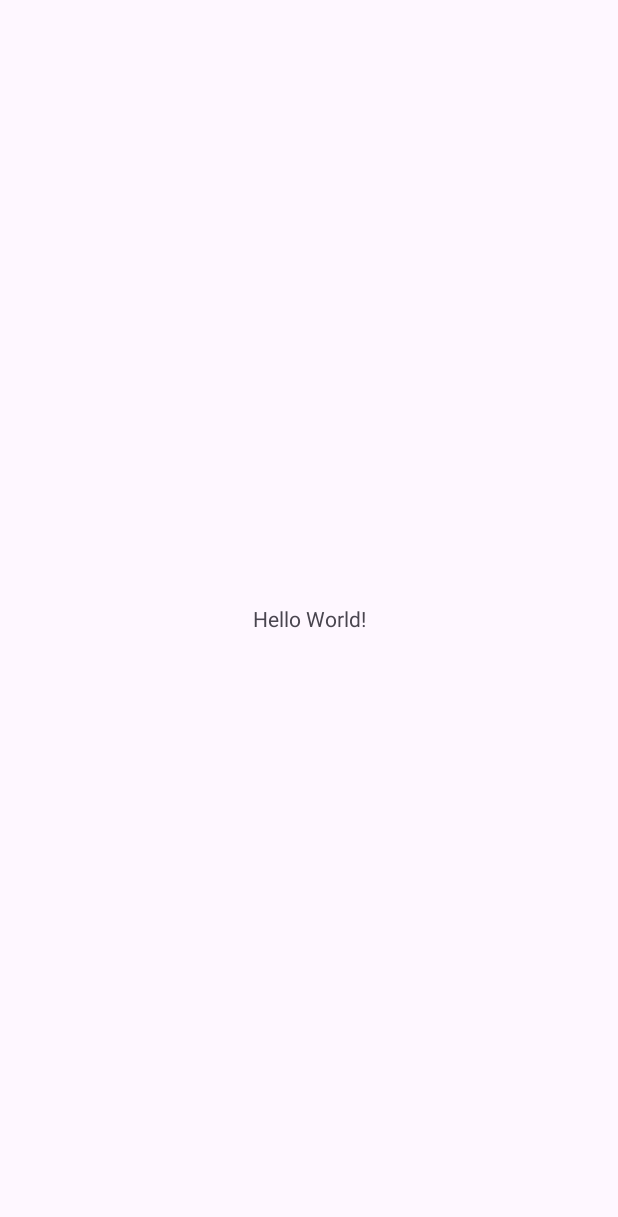
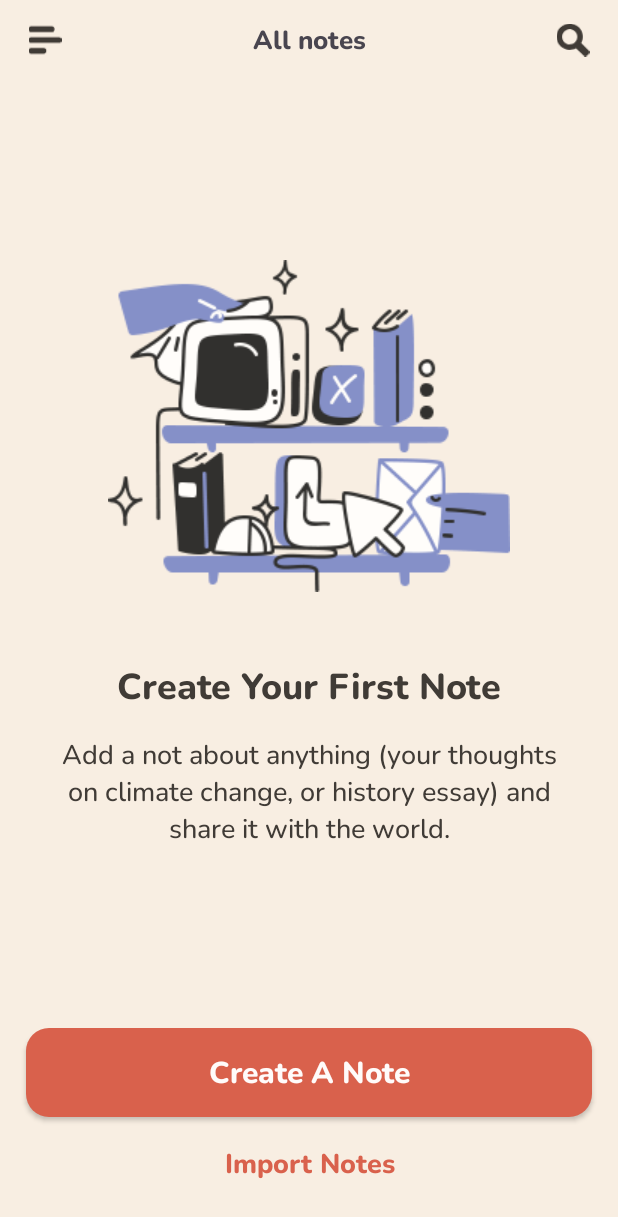
Before and after one commit to khongphaiduycuannn/Note-Taking, an Android app: the screen it shows after launch (MainActivity), on a phone screen of 412 x 824 dp. Before the commit the part shown is almost empty. Shown: the top 1217 px of the screen. Run offline under Robolectric (Android 15) with nearby library versions, the light colour scheme and no system bars.

Commit message:
ui create first note screen

```diff
--- /dev/null
+++ b/app/src/main/java/com/example/notetaking/ui/home/HomeFragment.kt
@@ -0,0 +1,27 @@
+package com.example.notetaking.ui.home
+
+import androidx.lifecycle.ViewModelProvider
+import com.example.notetaking.base.BaseFragment
+import com.example.notetaking.databinding.FragmentHomeBinding
+
+class HomeFragment :
+    BaseFragment<FragmentHomeBinding, HomeViewModel>(FragmentHomeBinding::inflate) {
+    override val viewModel: HomeViewModel
+        get() = ViewModelProvider(this)[HomeViewModel::class.java]
+
+    override fun initData() {
+
+    }
+
+    override fun setView() {
+
+    }
+
+    override fun observeData() {
+
+    }
+
+    override fun setOnClick() {
+
+    }
+}
--- /dev/null
+++ b/app/src/main/java/com/example/notetaking/ui/home/HomeViewModel.kt
@@ -0,0 +1,6 @@
+package com.example.notetaking.ui.home
+
+import com.example.notetaking.base.BaseViewModel
+
+class HomeViewModel : BaseViewModel() {
+}
--- /dev/null
+++ b/app/src/main/res/drawable/bg_button_rectangle_orange.xml
@@ -0,0 +1,6 @@
+<?xml version="1.0" encoding="utf-8"?>
+<shape xmlns:android="http://schemas.android.com/apk/res/android"
+    android:shape="rectangle">
+    <solid android:color="#D9614C" />
+    <corners android:radius="15dp" />
+</shape>
--- /dev/null
+++ b/app/src/main/res/drawable/ic_menu.xml
@@ -0,0 +1,15 @@
+<vector xmlns:android="http://schemas.android.com/apk/res/android"
+    android:width="20dp"
+    android:height="20dp"
+    android:viewportWidth="20"
+    android:viewportHeight="20">
+  <path
+      android:pathData="M14.279,1.727H1.444C1.064,1.729 0.699,1.88 0.429,2.148C0.158,2.416 0.004,2.779 0,3.16L0,3.741C0.001,4.124 0.153,4.491 0.424,4.761C0.695,5.031 1.062,5.183 1.444,5.183H14.279C14.661,5.183 15.028,5.031 15.299,4.761C15.57,4.491 15.722,4.124 15.723,3.741V3.158C15.718,2.778 15.564,2.415 15.294,2.147C15.024,1.879 14.659,1.729 14.279,1.727Z"
+      android:fillColor="#403B36"/>
+  <path
+      android:pathData="M18.557,8.271H1.444C1.064,8.273 0.699,8.424 0.429,8.692C0.159,8.96 0.005,9.324 0,9.704L0,10.285C0,10.668 0.153,11.035 0.424,11.306C0.694,11.576 1.061,11.728 1.444,11.728H18.557C18.747,11.728 18.934,11.691 19.109,11.619C19.284,11.546 19.443,11.44 19.577,11.306C19.711,11.172 19.818,11.013 19.89,10.838C19.963,10.663 20,10.475 20,10.285V9.703C19.996,9.322 19.842,8.959 19.572,8.691C19.302,8.424 18.937,8.273 18.557,8.271Z"
+      android:fillColor="#403B36"/>
+  <path
+      android:pathData="M9.286,14.817H1.444C1.064,14.819 0.7,14.969 0.43,15.236C0.16,15.503 0.006,15.866 0,16.246L0,16.826C0,17.208 0.153,17.576 0.424,17.846C0.694,18.117 1.061,18.269 1.444,18.269H9.286C9.669,18.269 10.036,18.117 10.307,17.846C10.577,17.576 10.73,17.208 10.73,16.826V16.244C10.724,15.865 10.569,15.503 10.299,15.236C10.029,14.969 9.665,14.819 9.286,14.817Z"
+      android:fillColor="#403B36"/>
+</vector>
--- /dev/null
+++ b/app/src/main/res/drawable/ic_search.xml
@@ -0,0 +1,16 @@
+<vector xmlns:android="http://schemas.android.com/apk/res/android"
+    xmlns:tools="http://schemas.android.com/tools"
+    android:width="20dp"
+    android:height="20dp"
+    android:viewportWidth="20"
+    android:viewportHeight="20">
+  <group>
+    <clip-path
+        android:pathData="M0,0h20v20h-20z"/>
+    <path
+        android:pathData="M13.613,2.396C12.568,1.35 11.252,0.615 9.813,0.274C8.375,-0.068 6.869,-0.002 5.466,0.464C4.062,0.929 2.816,1.776 1.866,2.909C0.916,4.043 0.3,5.418 0.087,6.881C-0.125,8.345 0.073,9.838 0.661,11.195C1.248,12.552 2.202,13.719 3.414,14.565C4.627,15.411 6.051,15.903 7.528,15.986C9.004,16.069 10.474,15.739 11.774,15.034L16.55,19.572C16.799,19.808 17.131,19.938 17.474,19.934C17.817,19.929 18.146,19.791 18.389,19.549L19.614,18.323C19.86,18.076 19.997,17.742 19.997,17.394C19.997,17.046 19.86,16.713 19.614,16.466L14.98,11.823C15.799,10.314 16.108,8.581 15.861,6.882C15.615,5.184 14.826,3.61 13.613,2.396ZM11.246,11.294C10.6,11.941 9.777,12.381 8.881,12.559C7.985,12.738 7.056,12.646 6.212,12.297C5.368,11.947 4.647,11.355 4.139,10.596C3.631,9.836 3.361,8.943 3.361,8.029C3.361,7.116 3.631,6.223 4.139,5.463C4.647,4.704 5.368,4.112 6.212,3.762C7.056,3.413 7.985,3.321 8.881,3.5C9.777,3.678 10.6,4.118 11.246,4.764C12.109,5.632 12.594,6.806 12.594,8.029C12.594,9.253 12.109,10.427 11.246,11.294Z"
+        android:fillColor="#403B36"
+        android:fillType="evenOdd"
+        tools:ignore="VectorPath" />
+  </group>
+</vector>
--- a/app/src/main/res/layout/activity_main.xml
+++ b/app/src/main/res/layout/activity_main.xml
@@ -1,18 +1,16 @@
 <?xml version="1.0" encoding="utf-8"?>
-<androidx.constraintlayout.widget.ConstraintLayout xmlns:android="http://schemas.android.com/apk/res/android"
+<LinearLayout xmlns:android="http://schemas.android.com/apk/res/android"
     xmlns:app="http://schemas.android.com/apk/res-auto"
     xmlns:tools="http://schemas.android.com/tools"
     android:layout_width="match_parent"
     android:layout_height="match_parent"
     tools:context=".MainActivity">
 
-    <TextView
-        android:layout_width="wrap_content"
-        android:layout_height="wrap_content"
-        android:text="Hello World!"
-        app:layout_constraintBottom_toBottomOf="parent"
-        app:layout_constraintEnd_toEndOf="parent"
-        app:layout_constraintStart_toStartOf="parent"
-        app:layout_constraintTop_toTopOf="parent" />
-
-</androidx.constraintlayout.widget.ConstraintLayout>
+    <androidx.fragment.app.FragmentContainerView
+        android:id="@+id/nav_host_fragment"
+        android:name="androidx.navigation.fragment.NavHostFragment"
+        android:layout_width="match_parent"
+        android:layout_height="match_parent"
+        app:defaultNavHost="true"
+        app:navGraph="@navigation/main_nav" />
+</LinearLayout>
--- /dev/null
+++ b/app/src/main/res/layout/fragment_home.xml
@@ -0,0 +1,116 @@
+<?xml version="1.0" encoding="utf-8"?>
+<LinearLayout xmlns:android="http://schemas.android.com/apk/res/android"
+    xmlns:tools="http://schemas.android.com/tools"
+    android:id="@+id/fragment_Home"
+    android:layout_width="match_parent"
+    android:layout_height="match_parent"
+    android:background="@color/appBackgroundDefault"
+    android:orientation="vertical"
+    tools:context=".ui.home.HomeFragment">
+
+    <LinearLayout
+        android:id="@+id/toolbar"
+        android:layout_width="match_parent"
+        android:layout_height="54dp"
+        android:layout_marginHorizontal="17dp"
+        android:gravity="center_vertical"
+        android:orientation="horizontal">
+
+        <ImageButton
+            android:id="@+id/btn_menu"
+            android:layout_width="25dp"
+            android:layout_height="25dp"
+            android:background="@android:color/transparent"
+            android:scaleX="1.1"
+            android:scaleY="1.1"
+            android:src="@drawable/ic_menu" />
+
+        <TextView
+            android:layout_width="0dp"
+            android:layout_height="wrap_content"
+            android:layout_weight="1"
+            android:fontFamily="@font/nunito_bold"
+            android:text="@string/all_notes"
+            android:textAlignment="center"
+            android:textSize="17sp"
+            android:textStyle="bold" />
+
+        <ImageButton
+            android:id="@+id/btn_search"
+            android:layout_width="25dp"
+            android:layout_height="25dp"
+            android:background="@android:color/transparent"
+            android:scaleX="1.1"
+            android:scaleY="1.1"
+            android:src="@drawable/ic_search" />
+    </LinearLayout>
+
+    <LinearLayout
+        android:id="@+id/ln_create_first_note"
+        android:layout_width="match_parent"
+        android:layout_height="match_parent"
+        android:orientation="vertical">
+
+        <LinearLayout
+            android:layout_width="match_parent"
+            android:layout_height="0dp"
+            android:layout_marginHorizontal="17dp"
+            android:layout_weight="1"
+            android:gravity="center"
+            android:orientation="vertical">
+
+            <ImageView
+                android:layout_width="wrap_content"
+                android:layout_height="wrap_content"
+                android:layout_gravity="center"
+                android:layout_marginBottom="45dp"
+                android:src="@drawable/img_create_first_note" />
+
+            <TextView
+                android:layout_width="match_parent"
+                android:layout_height="wrap_content"
+                android:layout_marginHorizontal="20dp"
+                android:layout_marginBottom="15dp"
+                android:fontFamily="@font/nunito_bold"
+                android:text="@string/create_first_note"
+                android:textAlignment="center"
+                android:textColor="#403B36"
+                android:textSize="24sp" />
+
+            <TextView
+                android:layout_width="match_parent"
+                android:layout_height="wrap_content"
+                android:layout_marginHorizontal="13dp"
+                android:fontFamily="@font/nunito_medium"
+                android:text="@string/first_note_content"
+                android:textAlignment="center"
+                android:textColor="#403B36"
+                android:textSize="18sp" />
+        </LinearLayout>
+
+        <androidx.appcompat.widget.AppCompatButton
+            android:layout_width="match_parent"
+            android:layout_height="wrap_content"
+            android:layout_marginHorizontal="17dp"
+            android:layout_marginBottom="18dp"
+            android:background="@drawable/bg_button_rectangle_orange"
+            android:fontFamily="@font/nunito_bold"
+            android:padding="15dp"
+            android:text="@string/create_a_note"
+            android:textAllCaps="false"
+            android:textColor="#FFFBFA"
+            android:textSize="20sp" />
+
+        <TextView
+            android:id="@+id/tv_import_notes"
+            android:layout_width="match_parent"
+            android:layout_height="wrap_content"
+            android:layout_marginHorizontal="17dp"
+            android:layout_marginBottom="35dp"
+            android:fontFamily="@font/nunito_bold"
+            android:text="@string/import_notes"
+            android:textAlignment="center"
+            android:textColor="#D9614C"
+            android:textSize="18sp" />
+    </LinearLayout>
+</LinearLayout>
--- a/app/src/main/res/navigation/main_nav.xml
+++ b/app/src/main/res/navigation/main_nav.xml
@@ -1,6 +1,14 @@
 <?xml version="1.0" encoding="utf-8"?>
 <navigation xmlns:android="http://schemas.android.com/apk/res/android"
     xmlns:app="http://schemas.android.com/apk/res-auto"
-    android:id="@+id/main_nav">
+    xmlns:tools="http://schemas.android.com/tools"
+    android:id="@+id/main_nav"
+    app:startDestination="@id/homeFragment">
 
+    <fragment
+        android:id="@+id/homeFragment"
+        android:name="com.example.notetaking.ui.home.HomeFragment"
+        android:label="fragment_home"
+        tools:layout="@layout/fragment_home">
+    </fragment>
 </navigation>
--- a/app/src/main/res/values/colors.xml
+++ b/app/src/main/res/values/colors.xml
@@ -2,4 +2,6 @@
 <resources>
     <color name="black">#FF000000</color>
     <color name="white">#FFFFFFFF</color>
+    <color name="appBackgroundDefault">#F8EEE2</color>
+    <color name="statusBarColor">#E5D5C5</color>
 </resources>
--- a/app/src/main/res/values/strings.xml
+++ b/app/src/main/res/values/strings.xml
@@ -1,4 +1,10 @@
 <resources>
     <string name="app_name">Note Taking</string>
     <string name="loading">Loading…</string>
+    <string name="home">Home</string>
+    <string name="all_notes">All notes</string>
+    <string name="create_a_note">Create A Note</string>
+    <string name="import_notes">Import Notes</string>
+    <string name="create_first_note">Create Your First Note</string>
+    <string name="first_note_content">Add a not about anything (your thoughts on climate change, or history essay) and share it with the world.</string>
 </resources>
--- a/app/src/main/res/values/themes.xml
+++ b/app/src/main/res/values/themes.xml
@@ -1,8 +1,7 @@
 <resources>
-    <!-- Base application theme. -->
+
     <style name="Base.Theme.NoteTaking" parent="Theme.Material3.DayNight.NoActionBar">
-        <!-- Customize your light theme here. -->
-        <!-- <item name="colorPrimary">@color/my_light_primary</item> -->
+        <item name="android:statusBarColor">@color/statusBarColor</item>
     </style>
 
     <style name="Theme.NoteTaking" parent="Base.Theme.NoteTaking" />
```
Also changed, not shown: app/src/main/res/drawable/img_create_first_note.png (added), app/src/main/res/font/nunito_bold.ttf (added), app/src/main/res/font/nunito_medium.ttf (added).
